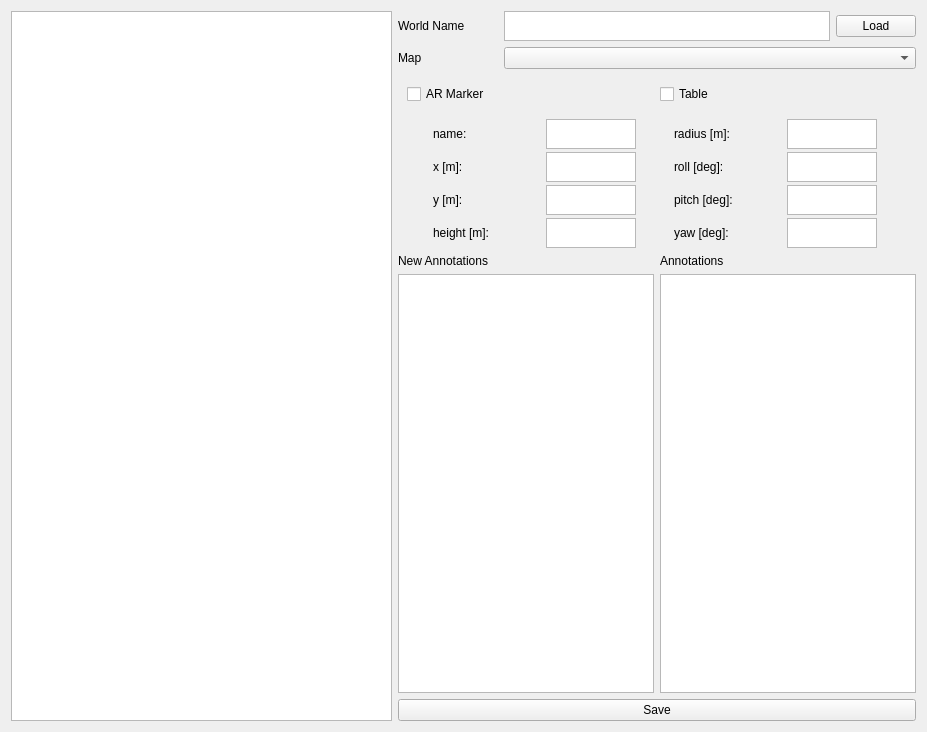
First picture: the form in rocon_qt_library/ui/map_annotation.ui, repository woshidag/rocon_qt_gui, before the edit.
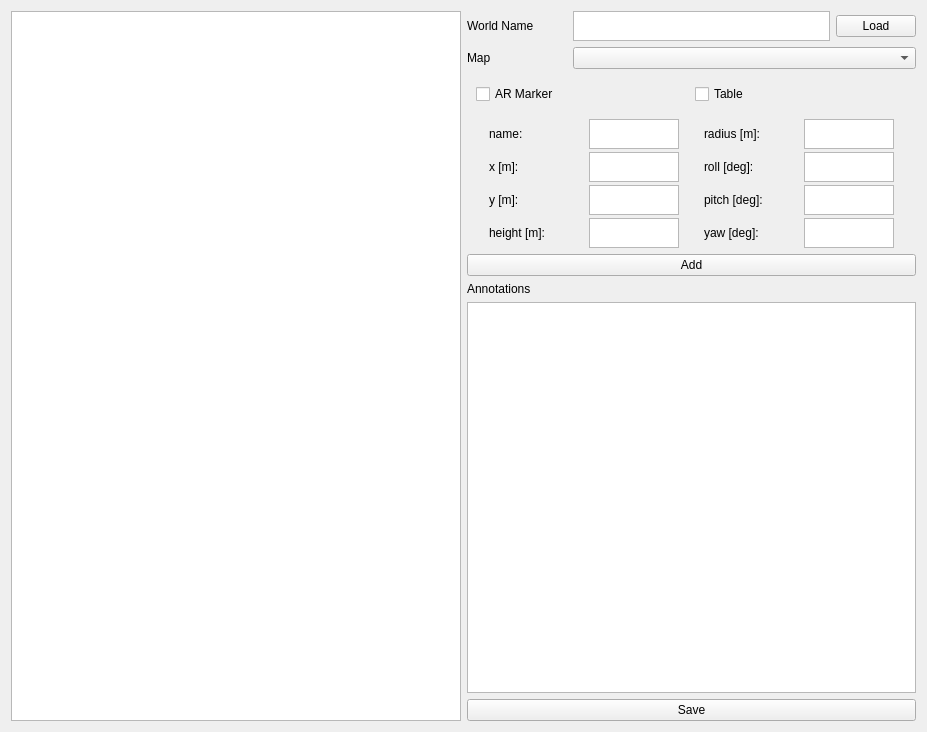
Second picture: the form after the edit. Custom widgets are drawn as their Qt base class.

What changed in the file:
```diff
--- a/rocon_qt_library/ui/map_annotation.ui
+++ b/rocon_qt_library/ui/map_annotation.ui
@@ -374,6 +374,13 @@
        </item>
       </layout>
      </item>
+     <item>
+      <widget class="QPushButton" name="add_button">
+       <property name="text">
+        <string>Add</string>
+       </property>
+      </widget>
+     </item>
      <item>
       <layout class="QGridLayout" name="list_view_layout">
        <item row="1" column="0">
@@ -392,24 +399,7 @@
          </property>
         </widget>
        </item>
-       <item row="1" column="1">
-        <widget class="QListView" name="final_annotation_list_view">
-         <property name="minimumSize">
-          <size>
-           <width>200</width>
-           <height>0</height>
-          </size>
-         </property>
-        </widget>
-       </item>
        <item row="0" column="0">
-        <widget class="QLabel" name="label">
-         <property name="text">
-          <string>New Annotations</string>
-         </property>
-        </widget>
-       </item>
-       <item row="0" column="1">
         <widget class="QLabel" name="label_2">
          <property name="text">
           <string>Annotations </string>
```
Left out of the diff: 2 changed lines with no effect on the pictures.
